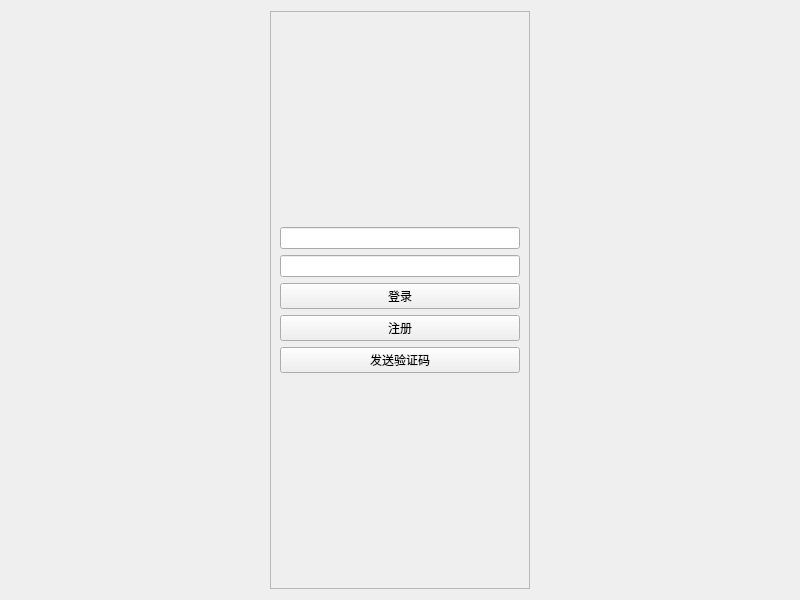
Old version of the form widget.ui in the repository huanheart/qt-distributed-system.
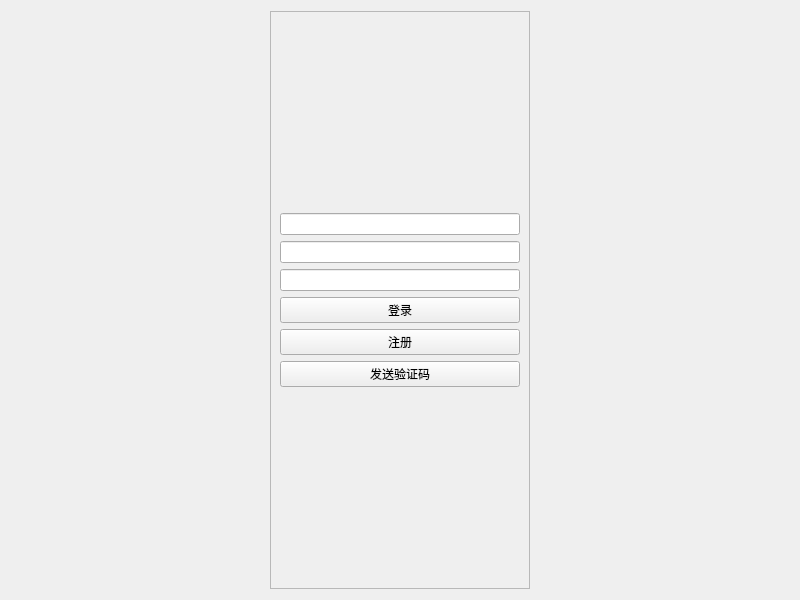
New version of the form.

```diff
--- a/widget.ui
+++ b/widget.ui
@@ -59,6 +59,9 @@
       <item>
        <widget class="QLineEdit" name="password"/>
       </item>
+      <item>
+       <widget class="QLineEdit" name="cap"/>
+      </item>
       <item>
        <widget class="QPushButton" name="login">
         <property name="text">
```
